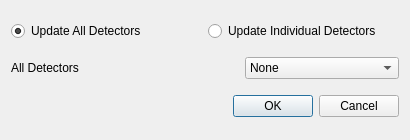
Above: hexrd/ui/resources/ui/transforms_dialog.ui from HEXRD/hexrdgui before the change. Below: the same form after it.
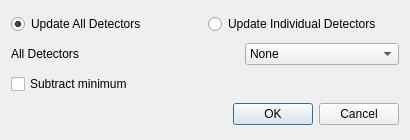
That is the form after the change.

Commit message:
Add option in transform dialog to subtract minimum
This first computes the minimum value of all the data (all frames and
all detectors), and then subtracts all values by that minimum.

This can be helpful for getting rid of negative numbers, although it
appears that dark background subtraction will usually get rid of
negative numbers since it sets all numbers below 0 to 0.

The edit to the form file:
```diff
--- a/hexrd/ui/resources/ui/transforms_dialog.ui
+++ b/hexrd/ui/resources/ui/transforms_dialog.ui
@@ -98,6 +98,16 @@
      </item>
     </layout>
    </item>
+   <item>
+    <widget class="QCheckBox" name="subtract_minimum">
+     <property name="toolTip">
+      <string>&lt;html&gt;&lt;head/&gt;&lt;body&gt;&lt;p&gt;Subtract the minimum value of all the data from each of the detectors.&lt;/p&gt;&lt;p&gt;This can be used to get rid of negative values, for instance.&lt;/p&gt;&lt;/body&gt;&lt;/html&gt;</string>
+     </property>
+     <property name="text">
+      <string>Subtract minimum</string>
+     </property>
+    </widget>
+   </item>
    <item>
     <layout class="QHBoxLayout" name="horizontalLayout_3">
      <item>
```
Left out of the diff: 6 changed lines with no effect on the pictures. The commit also changes 3 other files.
